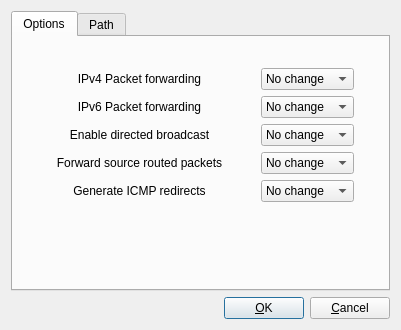
Above: src/gui/openbsdadvanceddialog_q.ui from fwbuilder/fwbuilder before the change. Below: the same form after it.
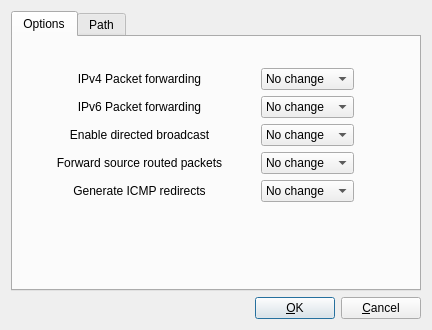
That is the form after the change. The open tabs and pages were chosen to show the change.

What changed in the file:
```diff
--- a/src/gui/openbsdadvanceddialog_q.ui
+++ b/src/gui/openbsdadvanceddialog_q.ui
@@ -1,11 +1,11 @@
 <ui version="4.0" >
  <class>openbsdAdvancedDialog_q</class>
- <widget class="QDialog" name="openbsdAdvancedDialog_q" >
-  <property name="geometry" >
+ <widget class="QDialog" name="openbsdAdvancedDialog_q">
+  <property name="geometry">
    <rect>
     <x>0</x>
     <y>0</y>
-    <width>401</width>
+    <width>432</width>
     <height>330</height>
    </rect>
   </property>
@@ -16,104 +16,28 @@
    <property name="leftMargin" >
     <number>11</number>
    </property>
-   <property name="topMargin" >
-    <number>11</number>
-   </property>
-   <property name="rightMargin" >
-    <number>11</number>
-   </property>
-   <property name="bottomMargin" >
-    <number>11</number>
-   </property>
-   <property name="horizontalSpacing" >
+   <property name="spacing">
     <number>6</number>
    </property>
-   <property name="verticalSpacing" >
-    <number>6</number>
-   </property>
-   <item row="1" column="0" >
-    <layout class="QHBoxLayout" >
-     <property name="spacing" >
-      <number>6</number>
+   <item row="0" column="0">
+    <widget class="QTabWidget" name="tabWidget">
+     <property name="currentIndex">
+      <number>1</number>
      </property>
-     <property name="leftMargin" >
-      <number>0</number>
-     </property>
-     <property name="topMargin" >
-      <number>0</number>
-     </property>
-     <property name="rightMargin" >
-      <number>0</number>
-     </property>
-     <property name="bottomMargin" >
-      <number>0</number>
-     </property>
-     <item>
-      <spacer>
-       <property name="orientation" >
-        <enum>Qt::Horizontal</enum>
-       </property>
-       <property name="sizeType" >
-        <enum>QSizePolicy::Expanding</enum>
-       </property>
-       <property name="sizeHint" >
-        <size>
-         <width>20</width>
-         <height>20</height>
-        </size>
-       </property>
-      </spacer>
-     </item>
-     <item>
-      <widget class="QPushButton" name="buttonOk" >
-       <property name="text" >
-        <string>&amp;OK</string>
-       </property>
-       <property name="shortcut" >
-        <string/>
-       </property>
-       <property name="autoDefault" >
-        <bool>true</bool>
-       </property>
-       <property name="default" >
-        <bool>true</bool>
-       </property>
-      </widget>
-     </item>
-     <item>
-      <widget class="QPushButton" name="buttonCancel" >
-       <property name="text" >
-        <string>&amp;Cancel</string>
-       </property>
-       <property name="shortcut" >
-        <string/>
-       </property>
-       <property name="autoDefault" >
-        <bool>true</bool>
-       </property>
-      </widget>
-     </item>
-    </layout>
-   </item>
-   <item row="0" column="0" >
-    <widget class="QTabWidget" name="tabWidget" >
-     <property name="currentIndex" >
-      <number>0</number>
-     </property>
-     <widget class="QWidget" name="tab0" >
-      <attribute name="title" >
+     <widget class="QWidget" name="tab0">
+      <attribute name="title">
        <string>Options</string>
       </attribute>
-      <layout class="QGridLayout" >
-       <item row="0" column="0" >
+      <layout class="QGridLayout">
+       <item row="0" column="0">
         <spacer>
-         <property name="orientation" >
+         <property name="orientation">
           <enum>Qt::Vertical</enum>
          </property>
-         <property name="sizeType" >
+         <property name="sizeType">
           <enum>QSizePolicy::Fixed</enum>
          </property>
-         <property name="sizeHint" >
+         <property name="sizeHint" stdset="0">
           <size>
            <width>20</width>
            <height>20</height>
@@ -156,15 +80,15 @@
          </item>
         </widget>
        </item>
-       <item row="1" column="2" >
+       <item row="1" column="2">
         <spacer>
-         <property name="orientation" >
+         <property name="orientation">
           <enum>Qt::Horizontal</enum>
          </property>
-         <property name="sizeType" >
+         <property name="sizeType">
           <enum>QSizePolicy::Expanding</enum>
          </property>
-         <property name="sizeHint" >
+         <property name="sizeHint" stdset="0">
           <size>
            <width>40</width>
            <height>20</height>
@@ -303,15 +227,15 @@
          </item>
         </widget>
        </item>
-       <item row="6" column="0" >
+       <item row="6" column="0">
         <spacer>
-         <property name="orientation" >
+         <property name="orientation">
           <enum>Qt::Horizontal</enum>
          </property>
-         <property name="sizeType" >
+         <property name="sizeType">
           <enum>QSizePolicy::Fixed</enum>
          </property>
-         <property name="sizeHint" >
+         <property name="sizeHint" stdset="0">
           <size>
            <width>231</width>
            <height>20</height>
@@ -319,15 +243,15 @@
          </property>
         </spacer>
        </item>
-       <item row="6" column="1" >
+       <item row="6" column="1">
         <spacer>
-         <property name="orientation" >
+         <property name="orientation">
           <enum>Qt::Vertical</enum>
          </property>
-         <property name="sizeType" >
+         <property name="sizeType">
           <enum>QSizePolicy::Expanding</enum>
          </property>
-         <property name="sizeHint" >
+         <property name="sizeHint" stdset="0">
           <size>
            <width>93</width>
            <height>51</height>
@@ -471,9 +395,64 @@
      </widget>
     </widget>
    </item>
+   <item row="1" column="0">
+    <layout class="QHBoxLayout">
+     <property name="spacing">
+      <number>6</number>
+     </property>
+     <property name="margin">
+      <number>0</number>
+     </property>
+     <item>
+      <spacer>
+       <property name="orientation">
+        <enum>Qt::Horizontal</enum>
+       </property>
+       <property name="sizeType">
+        <enum>QSizePolicy::Expanding</enum>
+       </property>
+       <property name="sizeHint" stdset="0">
+        <size>
+         <width>20</width>
+         <height>20</height>
+        </size>
+       </property>
+      </spacer>
+     </item>
+     <item>
+      <widget class="QPushButton" name="buttonOk">
+       <property name="text">
+        <string>&amp;OK</string>
+       </property>
+       <property name="shortcut">
+        <string/>
+       </property>
+       <property name="autoDefault">
+        <bool>true</bool>
+       </property>
+       <property name="default">
+        <bool>true</bool>
+       </property>
+      </widget>
+     </item>
+     <item>
+      <widget class="QPushButton" name="buttonCancel">
+       <property name="text">
+        <string>&amp;Cancel</string>
+       </property>
+       <property name="shortcut">
+        <string/>
+       </property>
+       <property name="autoDefault">
+        <bool>true</bool>
+       </property>
+      </widget>
+     </item>
+    </layout>
+   </item>
   </layout>
  </widget>
- <layoutdefault spacing="6" margin="11" />
+ <layoutdefault spacing="6" margin="11"/>
  <tabstops>
   <tabstop>tabWidget</tabstop>
   <tabstop>openbsd_ip_forward</tabstop>
```
Left out of the diff: 213 changed lines with no effect on the pictures.
